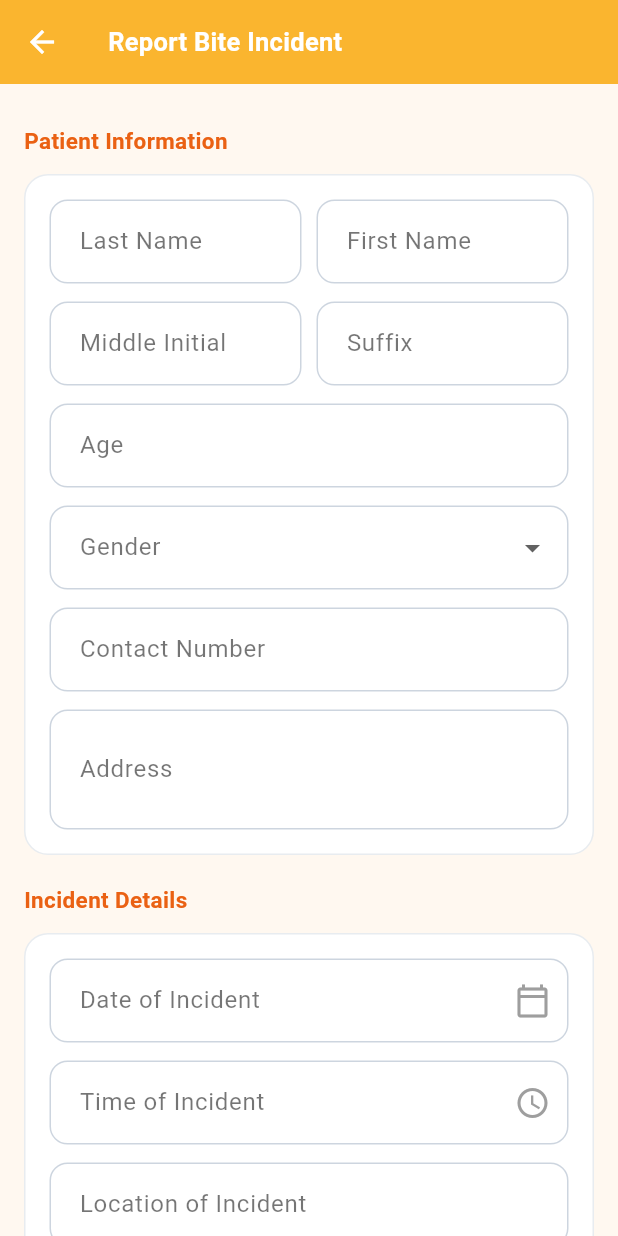
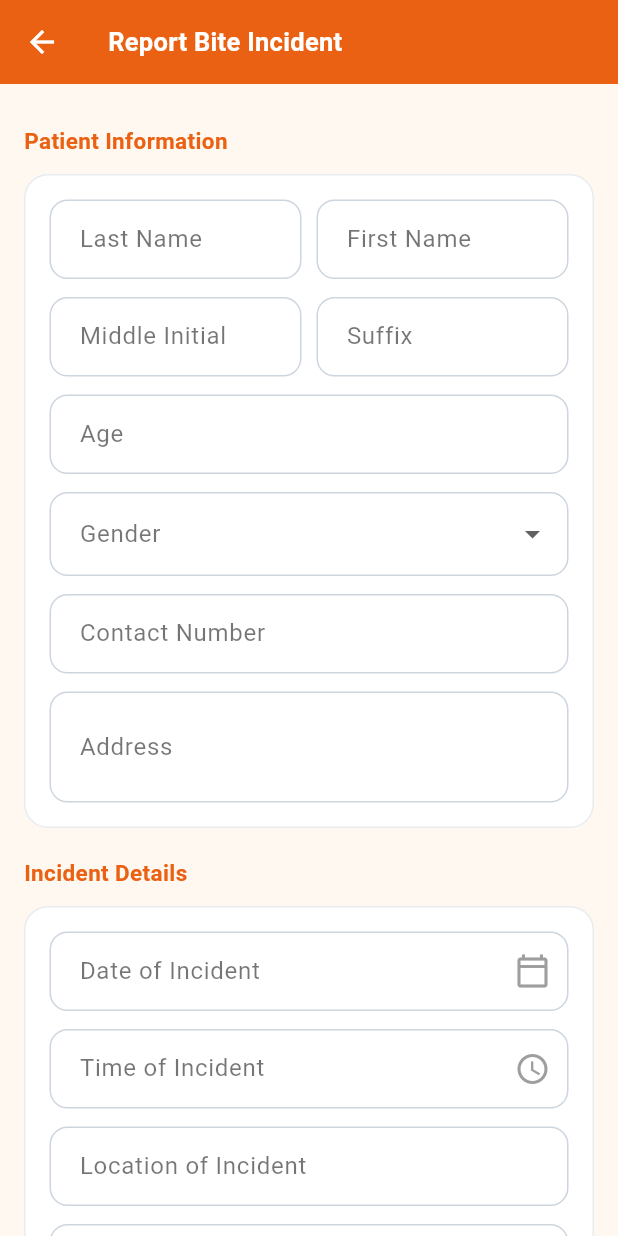
Before and after one commit to jayandresasi/CRIS_APP, a Flutter app: the ReportingPage screen opened directly, on a phone screen of 412 x 824 dp. Run offline on Flutter 3.47's test engine with Material 3 defaults, Android fonts, the phone set to English and light mode, and no system bars; our stand-ins replace google_maps_flutter, hive, hive_flutter, permission_handler; missing offline and left inert: pdfx; accounts and stored records are empty.

Commit message:
Fixed existing errors in the app

```diff
--- a/flutter_application_1/lib/pages/reporting_page.dart
+++ b/flutter_application_1/lib/pages/reporting_page.dart
@@ -58,7 +58,7 @@ class _ReportingPageState extends State<ReportingPage> {
       lastDate: DateTime.now(),
       builder: (context, child) => Theme(
         data: Theme.of(context).copyWith(
-          colorScheme: const ColorScheme.light(primary: AppColors.accent),
+          colorScheme: const ColorScheme.light(primary: AppColors.primary),
         ),
         child: child!,
       ),
@@ -72,7 +72,7 @@ class _ReportingPageState extends State<ReportingPage> {
       initialTime: _timeOfIncident ?? TimeOfDay.now(),
       builder: (context, child) => Theme(
         data: Theme.of(context).copyWith(
-          colorScheme: const ColorScheme.light(primary: AppColors.accent),
+          colorScheme: const ColorScheme.light(primary: AppColors.primary),
         ),
         child: child!,
       ),
@@ -147,7 +147,7 @@ class _ReportingPageState extends State<ReportingPage> {
     ),
     focusedBorder: OutlineInputBorder(
       borderRadius: BorderRadius.circular(12),
-      borderSide: const BorderSide(color: AppColors.accent, width: 1.5),
+      borderSide: const BorderSide(color: AppColors.primary, width: 1.5),
     ),
     contentPadding: const EdgeInsets.symmetric(vertical: 16, horizontal: 16),
   );
@@ -187,7 +187,7 @@ class _ReportingPageState extends State<ReportingPage> {
     return Scaffold(
       backgroundColor: AppColors.background,
       appBar: AppBar(
-        backgroundColor: AppColors.accent,
+        backgroundColor: AppColors.primary,
         leading: IconButton(
           icon: const Icon(Icons.arrow_back, color: Colors.white),
           onPressed: () => Navigator.pop(context),
@@ -216,6 +216,7 @@ class _ReportingPageState extends State<ReportingPage> {
                     Expanded(
                       child: TextFormField(
                         controller: _lastNameController,
+                        style: _fieldStyle,
                         decoration: _dec('Last Name'),
                         validator: (v) => (v == null || v.trim().isEmpty)
                             ? 'Please enter contact person'
@@ -226,6 +227,7 @@ class _ReportingPageState extends State<ReportingPage> {
                     Expanded(
                       child: TextFormField(
                         controller: _firstNameController,
+                        style: _fieldStyle,
                         decoration: _dec('First Name'),
                         validator: (v) => (v == null || v.trim().isEmpty)
                             ? 'Please enter contact person'
@@ -240,6 +242,7 @@ class _ReportingPageState extends State<ReportingPage> {
                     Expanded(
                       child: TextFormField(
                         controller: _middleInitialController,
+                        style: _fieldStyle,
                         decoration: _dec('Middle Initial'),
                         maxLength: 3,
                         buildCounter:
@@ -255,6 +258,7 @@ class _ReportingPageState extends State<ReportingPage> {
                     Expanded(
                       child: TextFormField(
                         controller: _suffixController,
+                        style: _fieldStyle,
                         decoration: _dec('Suffix'),
                       ),
                     ),
@@ -263,6 +267,7 @@ class _ReportingPageState extends State<ReportingPage> {
                 const SizedBox(height: 12),
                 TextFormField(
                   controller: _ageController,
+                  style: _fieldStyle,
                   decoration: _dec('Age'),
                   keyboardType: TextInputType.number,
                   validator: (v) =>
@@ -271,6 +276,7 @@ class _ReportingPageState extends State<ReportingPage> {
                 const SizedBox(height: 12),
                 DropdownButtonFormField<String>(
                   value: _gender,
+                  style: _fieldStyle,
                   decoration: _dec('Gender'),
                   items: ['Male', 'Female', 'Other']
                       .map((g) => DropdownMenuItem(value: g, child: Text(g)))
@@ -281,6 +287,7 @@ class _ReportingPageState extends State<ReportingPage> {
                 const SizedBox(height: 12),
                 TextFormField(
                   controller: _contactNumberController,
+                  style: _fieldStyle,
                   decoration: _dec('Contact Number'),
                   keyboardType: TextInputType.phone,
                   validator: (v) => (v == null || v.trim().isEmpty)
@@ -290,6 +297,7 @@ class _ReportingPageState extends State<ReportingPage> {
                 const SizedBox(height: 12),
                 TextFormField(
                   controller: _addressController,
+                  style: _fieldStyle,
                   decoration: _dec('Address'),
                   maxLines: 2,
                   validator: (v) =>
@@ -305,6 +313,7 @@ class _ReportingPageState extends State<ReportingPage> {
                   onTap: _pickDate,
                   child: AbsorbPointer(
                     child: TextFormField(
+                      style: _fieldStyle,
                       decoration: _dec(
                         dateLabel ?? 'Date of Incident',
                         suffix: const Icon(
@@ -324,6 +333,7 @@ class _ReportingPageState extends State<ReportingPage> {
                   onTap: _pickTime,
                   child: AbsorbPointer(
                     child: TextFormField(
+                      style: _fieldStyle,
                       decoration: _dec(
                         timeLabel ?? 'Time of Incident',
                         suffix: const Icon(
@@ -340,6 +350,7 @@ class _ReportingPageState extends State<ReportingPage> {
                 const SizedBox(height: 12),
                 TextFormField(
                   controller: _locationController,
+                  style: _fieldStyle,
                   decoration: _dec('Location of Incident'),
                   validator: (v) => (v == null || v.trim().isEmpty)
                       ? 'Please enter a location'
@@ -348,6 +359,7 @@ class _ReportingPageState extends State<ReportingPage> {
                 const SizedBox(height: 12),
                 DropdownButtonFormField<String>(
                   value: _exposureType,
+                  style: _fieldStyle,
                   decoration: _dec('Type of Exposure'),
                   items: ['Bite', 'Scratch', 'Lick on wound', 'Other']
                       .map((e) => DropdownMenuItem(value: e, child: Text(e)))
@@ -358,6 +370,7 @@ class _ReportingPageState extends State<ReportingPage> {
                 const SizedBox(height: 12),
                 TextFormField(
                   controller: _animalSpeciesController,
+                  style: _fieldStyle,
                   decoration: _dec('Animal Species (e.g. Dog, Cat)'),
                   validator: (v) =>
                       (v == null || v.trim().isEmpty) ? 'Required' : null,
@@ -365,6 +378,7 @@ class _ReportingPageState extends State<ReportingPage> {
                 const SizedBox(height: 12),
                 DropdownButtonFormField<String>(
                   value: _animalOwnership,
+                  style: _fieldStyle,
                   decoration: _dec('Animal Ownership'),
                   items: ['Stray', 'Owned', 'Unknown']
                       .map((e) => DropdownMenuItem(value: e, child: Text(e)))
@@ -374,6 +388,7 @@ class _ReportingPageState extends State<ReportingPage> {
                 const SizedBox(height: 12),
                 DropdownButtonFormField<String>(
                   value: _animalVaccinationStatus,
+                  style: _fieldStyle,
                   decoration: _dec('Animal Vaccination Status'),
                   items: ['Vaccinated', 'Not vaccinated', 'Unknown']
                       .map((e) => DropdownMenuItem(value: e, child: Text(e)))
@@ -384,6 +399,7 @@ class _ReportingPageState extends State<ReportingPage> {
                 const SizedBox(height: 12),
                 TextFormField(
                   controller: _descriptionController,
+                  style: _fieldStyle,
                   decoration: _dec('Description of Incident'),
                   maxLines: 4,
                   validator: (v) => (v == null || v.trim().isEmpty)
@@ -397,6 +413,7 @@ class _ReportingPageState extends State<ReportingPage> {
               _card([
                 DropdownButtonFormField<String>(
                   value: _firstAidGiven,
+                  style: _fieldStyle,
                   decoration: _dec('First Aid Given'),
                   items: ['None', 'Wound washed', 'Antiseptic applied', 'Other']
                       .map((e) => DropdownMenuItem(value: e, child: Text(e)))
@@ -406,6 +423,7 @@ class _ReportingPageState extends State<ReportingPage> {
                 const SizedBox(height: 12),
                 DropdownButtonFormField<String>(
                   value: _patientVaccinationStatus,
+                  style: _fieldStyle,
                   decoration: _dec('Patient Vaccination Status'),
                   items:
                       [
@@ -427,7 +445,7 @@ class _ReportingPageState extends State<ReportingPage> {
                 height: 54,
                 child: ElevatedButton(
                   style: ElevatedButton.styleFrom(
-                    backgroundColor: AppColors.accent,
+                    backgroundColor: AppColors.primary,
                     shape: RoundedRectangleBorder(
                       borderRadius: BorderRadius.circular(14),
                     ),
```
Also changed, not shown: flutter_application_1/lib/main.dart (+20 -5 lines), flutter_application_1/lib/models/sab_report.dart (+11 -4 lines), flutter_application_1/lib/pages/sab_reporting_page.dart (+20 -5 lines), 1 other file.
